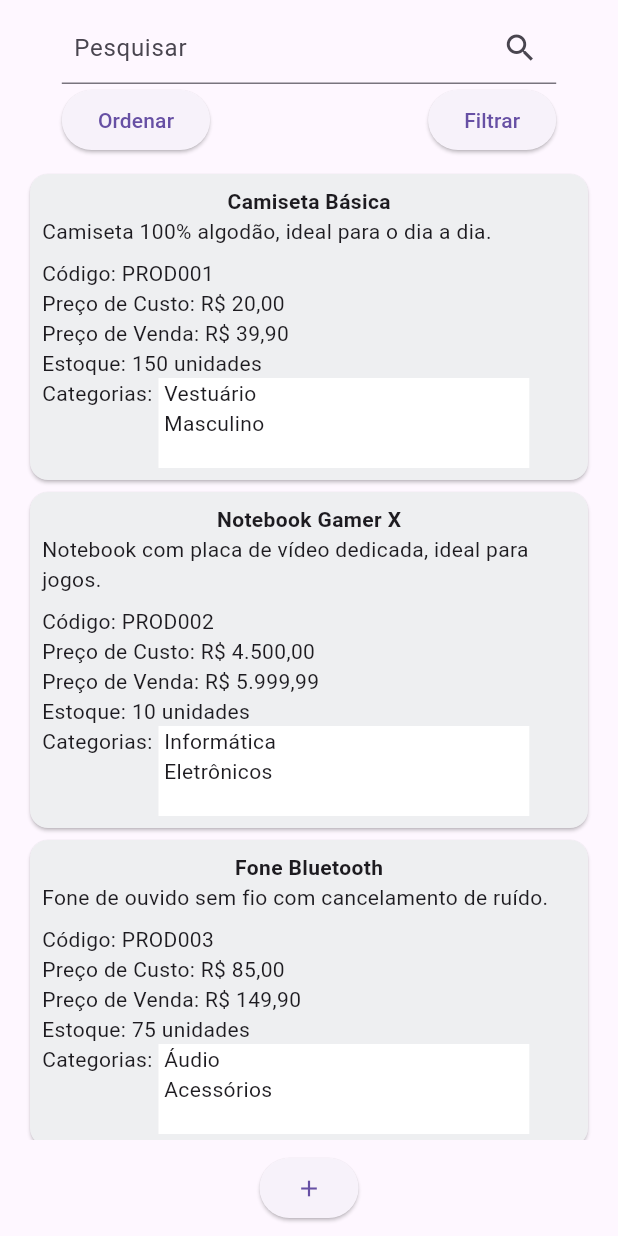
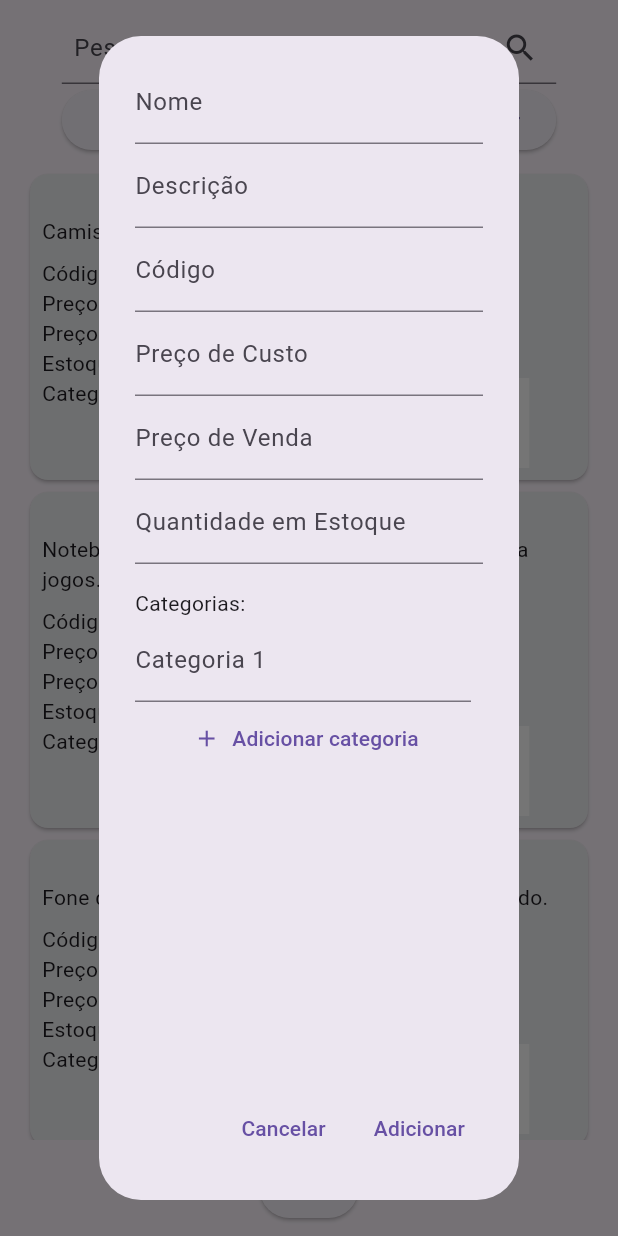
Before and after one commit to MatheusWDB/stock-flow, a Flutter app: the screen it shows after launch, after a tap on the "add" icon, on a phone screen of 412 x 824 dp. Run offline on Flutter 3.47's test engine with Material 3 defaults, Android fonts, the phone set to English and light mode, and no system bars; our stand-ins replace diacritic.

Commit message:
Adicionar porduto

```diff
--- a/frontend/lib/screens/product_list_screen.dart
+++ b/frontend/lib/screens/product_list_screen.dart
@@ -2,6 +2,7 @@ import 'package:diacritic/diacritic.dart';
 import 'package:flutter/material.dart';
 import 'package:frontend/models/category.dart';
 import 'package:frontend/models/product.dart';
+import 'package:frontend/widgets/add_product_dialog.dart';
 import 'package:intl/intl.dart';
 
 class ProductListScreen extends StatefulWidget {
@@ -268,7 +269,7 @@ class _ProductListScreenState extends State<ProductListScreen> {
                 ),
               ),
               ElevatedButton.icon(
-                onPressed: () {},
+                onPressed: showAddProductDialog,
                 label: Icon(Icons.add),
               )
             ],
@@ -307,4 +308,36 @@ class _ProductListScreenState extends State<ProductListScreen> {
             .toList()
         : products;
   }
+
+  void showAddProductDialog() {
+    showDialog(
+      barrierDismissible: false,
+      context: context,
+      builder: (context) => AddProductDialog(
+        addProduct: addProduct,
+      ),
+    );
+  }
+
+  void addProduct(Map<String, dynamic> controller) {
+    List<Category> categories = [];
+
+    for (TextEditingController category in controller["categories"]) {
+      categories.add(Category(name: category.text));
+    }
+
+    Product newProduct = Product(
+      name: controller["name"].text,
+      description: controller["description"].text,
+      code: controller["code"].text,
+      costPrice: double.tryParse(controller["costPrice"].text) ?? 0,
+      salePrice: double.tryParse(controller["salePrice"].text) ?? 0,
+      stockQuantity: int.tryParse(controller["stockQuantity"].text) ?? 0,
+      categories: categories,
+    );
+
+    setState(() {
+      mockProducts.add(newProduct);
+    });
+  }
 }
--- /dev/null
+++ b/frontend/lib/widgets/add_product_dialog.dart
@@ -0,0 +1,254 @@
+import 'package:flutter/material.dart';
+
+class AddProductDialog extends StatefulWidget {
+  final Function(Map<String, dynamic>) addProduct;
+
+  const AddProductDialog({
+    super.key,
+    required this.addProduct,
+  });
+
+  @override
+  State<AddProductDialog> createState() => _AddProductDialogState();
+}
+
+class _AddProductDialogState extends State<AddProductDialog> {
+  @override
+  void initState() {
+    super.initState();
+    addProduct = widget.addProduct;
+  }
+
+  late Function(Map<String, dynamic>) addProduct;
+
+  Map<String, dynamic> controller = {
+    "name": TextEditingController(),
+    "description": TextEditingController(),
+    "code": TextEditingController(),
+    "costPrice": TextEditingController(),
+    "salePrice": TextEditingController(),
+    "stockQuantity": TextEditingController(),
+    "categories": [TextEditingController()],
+  };
+
+  late final Map<String, dynamic> error = {
+    "name": null,
+    "description": null,
+    "code": null,
+    "costPrice": null,
+    "salePrice": null,
+    "stockQuantity": null,
+    "categories": [null],
+  };
+
+  @override
+  Widget build(BuildContext context) {
+    return AlertDialog(
+      actions: [
+        TextButton(
+          onPressed: () => closeDialog(),
+          child: Text("Cancelar"),
+        ),
+        TextButton(
+          onPressed: () {
+            setState(() {
+              if (controller["name"].text.isEmpty) {
+                error["name"] = "Campo requerido";
+                return;
+              }
+              if (controller["code"].text.isEmpty) {
+                error["code"] = "Campo requerido";
+                return;
+              }
+              if (controller["costPrice"].text.isEmpty) {
+                error["costPrice"] = "Campo requerido";
+                return;
+              }
+              if (controller["salePrice"].text.isEmpty) {
+                error["salePrice"] = "Campo requerido";
+                return;
+              }
+              if (controller["stockQuantity"].text.isEmpty) {
+                error["stockQuantity"] = "Campo requerido";
+                return;
+              }
+
+              bool hasCategoryError = false;
+              for (int i = 0; i < controller["categories"].length; i++) {
+                if (controller["categories"][i].text.isEmpty) {
+                  error["categories"][i] = "Campo requerido";
+                  hasCategoryError = true;
+                } else {
+                  error["categories"][i] = null;
+                }
+              }
+
+              if (hasCategoryError) return;
+            });
+
+            addProduct(controller);
+            closeDialog();
+          },
+          child: Text("Adicionar"),
+        ),
+      ],
+      content: Column(
+        children: [
+          TextField(
+            controller: controller["name"],
+            decoration: InputDecoration(
+              errorText: error["name"],
+              labelText: "Nome",
+            ),
+            keyboardType: TextInputType.text,
+            onChanged: (value) {
+              setState(() {});
+            },
+          ),
+          TextField(
+            controller: controller["description"],
+            decoration: InputDecoration(
+              errorText: error["description"],
+              labelText: "Descrição",
+            ),
+            keyboardType: TextInputType.text,
+            onChanged: (value) {
+              setState(() {});
+            },
+          ),
+          TextField(
+            controller: controller["code"],
+            decoration: InputDecoration(
+              errorText: error["code"],
+              labelText: "Código",
+            ),
+            keyboardType: TextInputType.text,
+            onChanged: (value) {
+              setState(() {});
+            },
+          ),
+          TextField(
+            controller: controller["costPrice"],
+            decoration: InputDecoration(
+              errorText: error["costPrice"],
+              labelText: "Preço de Custo",
+            ),
+            keyboardType: TextInputType.number,
+            onChanged: (value) {
+              setState(() {});
+            },
+          ),
+          TextField(
+            controller: controller["salePrice"],
+            decoration: InputDecoration(
+              errorText: error["salePrice"],
+              labelText: "Preço de Venda",
+            ),
+            keyboardType: TextInputType.number,
+            onChanged: (value) {
+              setState(() {});
+            },
+          ),
+          TextField(
+            controller: controller["stockQuantity"],
+            decoration: InputDecoration(
+              errorText: error["stockQuantity"],
+              labelText: "Quantidade em Estoque",
+            ),
+            keyboardType: TextInputType.number,
+            onChanged: (value) {
+              setState(() {});
+            },
+          ),
+          SizedBox(height: 16),
+          Align(
+            alignment: Alignment.centerLeft,
+            child: Text(
+              "Categorias:",
+              textAlign: TextAlign.start,
+              style: TextStyle(),
+            ),
+          ),
+          SizedBox(
+            height: MediaQuery.of(context).size.height * 0.2,
+            child: SingleChildScrollView(
+              child: Column(
+                children: [
+                  ...List.generate(controller["categories"].length, (index) {
+                    return Row(
+                      children: [
+                        Expanded(
+                          child: TextField(
+                            controller: controller["categories"][index],
+                            decoration: InputDecoration(
+                              errorText: error["categories"][index],
+                              labelText: 'Categoria ${index + 1}',
+                              suffixIcon: index == 0
+                                  ? null
+                                  : IconButton(
+                                      icon: const Icon(Icons.remove_circle,
+                                          color: Colors.red),
+                                      onPressed: () {
+                                        setState(() {
+                                          controller["categories"]
+                                              .removeAt(index);
+                                        });
+                                      },
+                                    ),
+                            ),
+                            onChanged: (value) {
+                              error["categories"][index] = null;
+                            },
+                          ),
+                        ),
+                        const SizedBox(width: 8),
+                      ],
+                    );
+                  }),
+                  Center(
+                    child: TextButton.icon(
+                      onPressed: () {
+                        setState(() {
+                          controller["categories"].add(TextEditingController());
+                          error["categories"].add(null);
+                        });
+                      },
+                      icon: const Icon(Icons.add),
+                      label: const Text("Adicionar categoria"),
+                    ),
+                  ),
+                ],
+              ),
+            ),
+          ),
+        ],
+      ),
+    );
+  }
+
+  void closeDialog() {
+    Navigator.of(context).pop();
+    resetController();
+    resetError();
+  }
+
+  void resetController() {
+    controller["name"].clear();
+    controller["description"].clear();
+    controller["code"].clear();
+    controller["costPrice"].clear();
+    controller["salePrice"].clear();
+    controller["stockQuantity"].clear();
+    controller["categories"].clear();
+  }
+
+  void resetError() {
+    error["name"] = null;
+    error["description"] = null;
+    error["code"] = null;
+    error["costPrice"] = null;
+    error["salePrice"] = null;
+    error["stockQuantity"] = null;
+    error["categories"].clear();
+  }
+}
```
